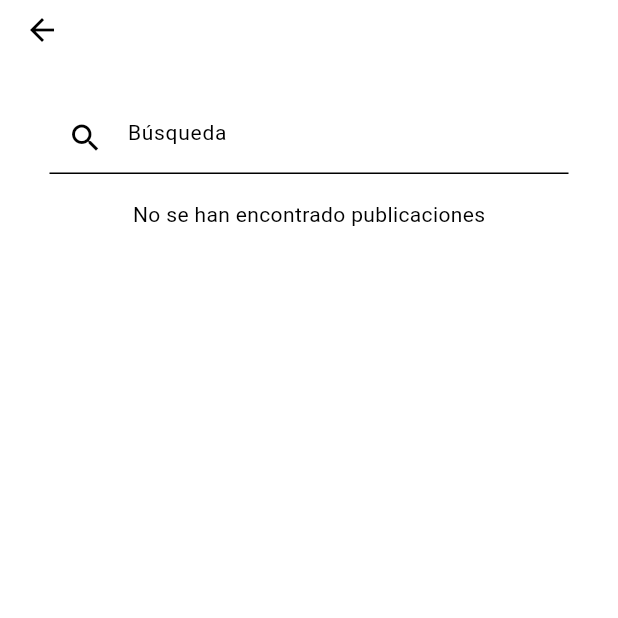
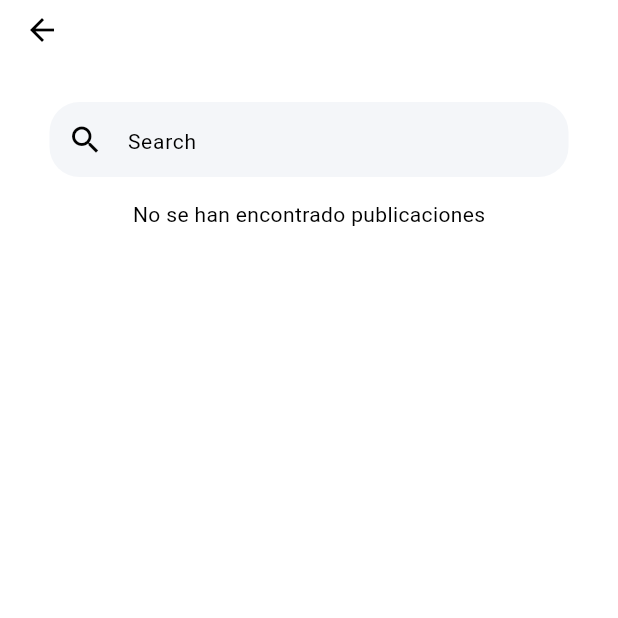
Before and after one commit to duvanpkg/TheCatAPI, a Flutter app: the SearchBreedsScreen screen opened directly with empty values, on a phone screen of 412 x 824 dp, the top half of it. Run offline on Flutter 3.47's test engine with Material 3 defaults, Android fonts, the phone set to English and light mode, and no system bars; network calls fail.

Commit message:
improving some details

```diff
--- a/lib/config/theme/app_theme.dart
+++ b/lib/config/theme/app_theme.dart
@@ -20,6 +20,7 @@ class AppTheme {
     colorScheme: const ColorScheme.light().copyWith(primary: primaryColor),
     primaryColor: primaryColor,
     scaffoldBackgroundColor: Colors.white,
+
     appBarTheme: const AppBarTheme(
       backgroundColor: Colors.white, // Background color of the AppBar
       shadowColor: Colors.transparent,
@@ -27,5 +28,25 @@ class AppTheme {
       elevation: 0,
       toolbarHeight: 35,
     ),
+
+    // Adding InputDecorationTheme
+    inputDecorationTheme: const InputDecorationTheme(
+      focusedErrorBorder: UnderlineInputBorder(
+          borderRadius: BorderRadius.all(Radius.circular(20.0)),
+          borderSide: BorderSide(width: 0.7, color: redAccent)),
+      focusedBorder: UnderlineInputBorder(
+          borderRadius: BorderRadius.all(Radius.circular(20.0)),
+          borderSide: BorderSide(width: 0.0, style: BorderStyle.none)),
+      enabledBorder: UnderlineInputBorder(
+          borderRadius: BorderRadius.all(Radius.circular(20.0)),
+          borderSide: BorderSide(width: 0.0, style: BorderStyle.none)),
+      disabledBorder: UnderlineInputBorder(
+          borderRadius: BorderRadius.all(Radius.circular(20.0)),
+          borderSide: BorderSide(width: 0.0, style: BorderStyle.none)),
+      contentPadding:
+          EdgeInsets.symmetric(vertical: 14.0, horizontal: 20.0), // Input Size
+      fillColor: greyInputs, // Color de fondo
+      filled: true,
+    ),
   );
 }
--- a/lib/global/utils/search_bar.dart
+++ b/lib/global/utils/search_bar.dart
@@ -26,6 +26,7 @@ class SearchBarApp extends StatelessWidget {
           controller: controller,
           textAlignVertical: TextAlignVertical.top,
           onSubmitted: (text) {
+            if (text.isNotEmpty) {
               if (isSearchScreen && onSearchRefresh != null) {
                 // If already in search screen, refresh
                 onSearchRefresh!();
@@ -38,9 +39,10 @@ class SearchBarApp extends StatelessWidget {
                           SearchBreedsScreen(searchText: controller.text)),
                 );
               }
+            }
           },
           decoration: const InputDecoration(
-            hintText: "Búsqueda",
+            hintText: "Search",
             hintStyle: TextStyle(
               fontSize: 14,
             ),
--- a/lib/modules/home/widgets/breed_card.dart
+++ b/lib/modules/home/widgets/breed_card.dart
@@ -29,6 +29,10 @@ class BreedCard extends StatelessWidget {
                   maxLines: 1,
                   overflow: TextOverflow.ellipsis,
                 ),
+              ),
+              const Icon(
+                Icons.chevron_right,
+                size: 26,
               ),
             ],
           ),
```
Also changed, not shown: lib/main.dart (+9 -3 lines). Lines whose indentation alone changed are shown as unchanged.
